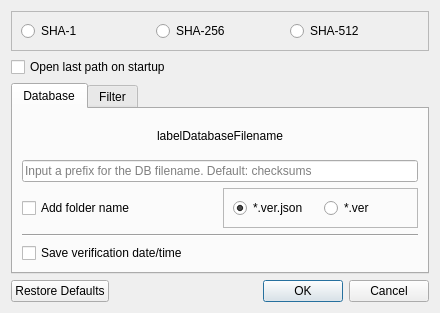
Above: src/settingsdialog.ui from artemvlas/veretino before the change. Below: the same form after it.
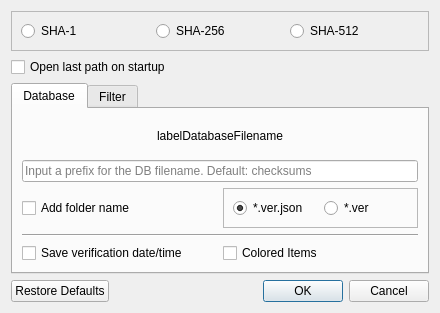
That is the form after the change.

Commit message: Added the ability to enable/disable colored DB items

```diff
--- a/src/settingsdialog.ui
+++ b/src/settingsdialog.ui
@@ -147,6 +147,17 @@
          </property>
         </widget>
        </item>
+       <item row="4" column="1">
+        <widget class="QCheckBox" name="cbColoredItems">
+         <property name="toolTip">
+          <string>With a large number of small files, this may require
+more computing resources during an active Process</string>
+         </property>
+         <property name="text">
+          <string>Colored Items</string>
+         </property>
+        </widget>
+       </item>
       </layout>
      </widget>
      <widget class="QWidget" name="tabFilter">
```
The commit also changes 7 other files.
